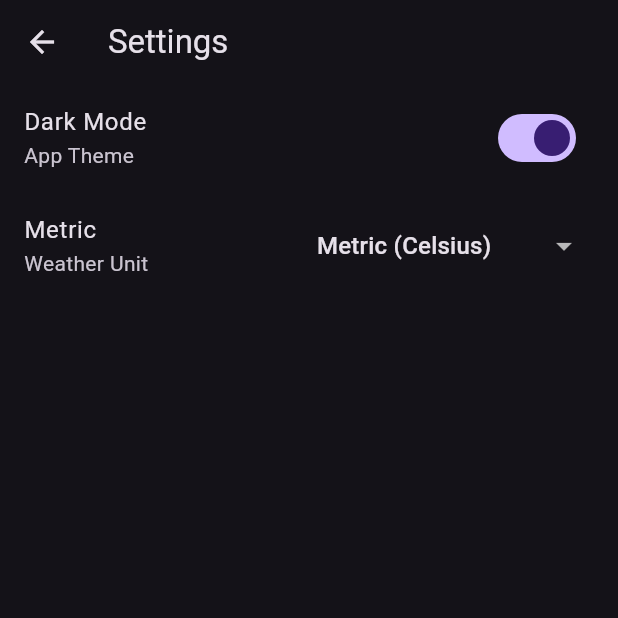
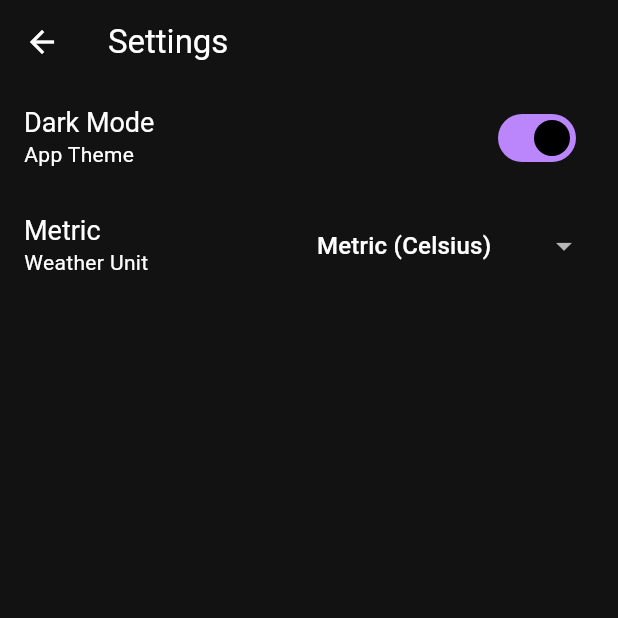
Before and after one commit to SinirliJapon/skycast, a Flutter app: the SettingsScreen screen opened by its route, after a tap on "Light Mode", on a phone screen of 412 x 824 dp, the top half of it. Run offline on Flutter 3.47's test engine with Material 3 defaults, Android fonts, the phone set to English and light mode, and no system bars; our stand-ins replace auto_route, fl_chart, flutter_dotenv, freezed_annotation, geolocator, shared_preferences; accounts and stored records are empty.

Commit message:
configure AppTheme properties

```diff
--- a/lib/main.dart
+++ b/lib/main.dart
@@ -30,9 +30,9 @@ class MyApp extends StatelessWidget {
     return Consumer<ThemeProvider>(
       builder: (context, themeProvider, child) {
         return MaterialApp.router(
-          theme: ThemeData.light(),
-          darkTheme: ThemeData.dark(),
           themeMode: themeProvider.themeMode,
+          theme: themeProvider.lightTheme,
+          darkTheme: themeProvider.darkTheme,
           routerConfig: _appRouter.config(),
         );
       },
--- a/lib/providers/theme_provider.dart
+++ b/lib/providers/theme_provider.dart
@@ -1,5 +1,6 @@
 import 'package:flutter/material.dart';
 import 'package:shared_preferences/shared_preferences.dart';
+import 'package:skycast/core/theme.dart';
 
 class ThemeProvider with ChangeNotifier {
   static const String _themeKey = 'themeKey';
@@ -25,4 +26,7 @@ class ThemeProvider with ChangeNotifier {
   }
 
   ThemeMode get themeMode => _isDarkMode ? ThemeMode.dark : ThemeMode.light;
+
+  ThemeData get lightTheme => AppTheme.lightTheme;
+  ThemeData get darkTheme => AppTheme.darkTheme;
 }
```
